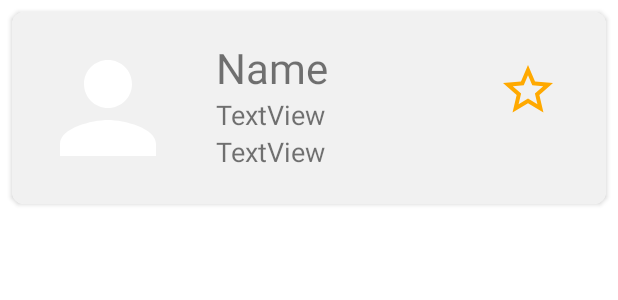
After one commit to chinmaydash007/IntershalaCourseApp, an Android app: the layout book_list_single_cardview.xml on its own in the app's theme, with its tools: preview values and no code run, on a phone screen of 412 x 824 dp. The commit adds this screen. Shown: the top 300 px of the screen. Run offline under Robolectric (Android 15) with nearby library versions, the phone set to English and light mode, and no system bars.

```diff
--- a/app/build.gradle
+++ b/app/build.gradle
@@ -23,6 +23,11 @@ android {
             proguardFiles getDefaultProguardFile('proguard-android-optimize.txt'), 'proguard-rules.pro'
         }
     }
+    compileOptions {
+        sourceCompatibility JavaVersion.VERSION_1_8
+        targetCompatibility JavaVersion.VERSION_1_8
+    }
+
 
 }
 
--- /dev/null
+++ b/app/src/main/java/com/example/intershalacourseapp/Model/BookRESTmodel.kt
@@ -0,0 +1,3 @@
+package com.example.intershalacourseapp.Model
+
+data class BookRESTmodel(var success: Boolean = false, var data: ArrayList<Books>)
--- a/app/src/main/java/com/example/intershalacourseapp/Services/FoodService.kt
+++ /dev/null
@@ -1 +0,0 @@
-package com.example.intershalacourseapp.Services
--- a/app/src/main/java/com/example/intershalacourseapp/Services/ServiceBuilder.kt
+++ b/app/src/main/java/com/example/intershalacourseapp/Services/ServiceBuilder.kt
@@ -8,7 +8,7 @@ import retrofit2.converter.gson.GsonConverterFactory
 object ServiceBuilder {
 
     // Before release, change this URL to your live server URL such as "https://smartherd.com/"
-    private const val URL = "http://13.235.250.119/v1/book/fetch_books"
+    private const val URL = "http://13.235.250.119/v1/book/"
 
     //Create Logger
     private val logger = HttpLoggingInterceptor().setLevel(HttpLoggingInterceptor.Level.BODY)
--- /dev/null
+++ b/app/src/main/res/layout/book_list_single_cardview.xml
@@ -0,0 +1,76 @@
+<?xml version="1.0" encoding="utf-8"?>
+<androidx.cardview.widget.CardView xmlns:android="http://schemas.android.com/apk/res/android"
+    xmlns:app="http://schemas.android.com/apk/res-auto"
+    xmlns:tools="http://schemas.android.com/tools"
+    android:layout_width="match_parent"
+    android:layout_height="wrap_content"
+    android:layout_marginHorizontal="8dp"
+    android:layout_marginVertical="8dp"
+    android:clickable="true"
+    android:elevation="8dp"
+    android:foreground="@drawable/ripple_for_cardview"
+    app:cardCornerRadius="8dp">
+
+    <androidx.constraintlayout.widget.ConstraintLayout
+        android:layout_width="match_parent"
+        android:layout_height="match_parent"
+        android:background="#F1F1F1">
+
+        <TextView
+            android:id="@+id/name"
+            android:layout_width="wrap_content"
+            android:layout_height="wrap_content"
+            android:layout_marginStart="24dp"
+            android:layout_marginTop="18dp"
+            android:text="Name"
+            android:textSize="28dp"
+            app:layout_constraintStart_toEndOf="@+id/profile_image"
+            app:layout_constraintTop_toTopOf="parent" />
+
+        <de.hdodenhof.circleimageview.CircleImageView
+            android:id="@+id/profile_image"
+            android:layout_width="96dp"
+            android:layout_height="96dp"
+            android:layout_marginStart="16dp"
+            android:layout_marginTop="16dp"
+            android:layout_marginBottom="16dp"
+            android:clickable="true"
+            android:foreground="@drawable/ripple_for_circle_image_view"
+            android:src="@drawable/ic_person"
+            app:layout_constraintBottom_toBottomOf="parent"
+            app:layout_constraintStart_toStartOf="parent"
+
+            app:layout_constraintTop_toTopOf="parent" />
+
+        <TextView
+            android:id="@+id/author"
+            android:layout_width="wrap_content"
+            android:layout_height="wrap_content"
+            android:layout_marginStart="24dp"
+            android:text="TextView"
+            android:textSize="18sp"
+            app:layout_constraintStart_toEndOf="@+id/profile_image"
+            app:layout_constraintTop_toBottomOf="@+id/name" />
+
+        <TextView
+            android:id="@+id/price"
+            android:layout_width="wrap_content"
+            android:layout_height="wrap_content"
+            android:layout_marginStart="24dp"
+            android:text="TextView"
+            android:textSize="18sp"
+            app:layout_constraintStart_toEndOf="@+id/profile_image"
+            app:layout_constraintTop_toBottomOf="@+id/author" />
+
+        <ImageView
+            android:id="@+id/rate_imageView"
+            android:layout_width="40dp"
+            android:layout_height="40dp"
+            android:layout_marginTop="32dp"
+            android:layout_marginEnd="32dp"
+            app:layout_constraintEnd_toEndOf="parent"
+            app:layout_constraintTop_toTopOf="parent"
+            app:srcCompat="@drawable/ic_star_empty" />
+
+    </androidx.constraintlayout.widget.ConstraintLayout>
+</androidx.cardview.widget.CardView>
```
Also changed, not shown: app/src/main/AndroidManifest.xml (+7 -2 lines), app/src/main/java/com/example/intershalacourseapp/Fragments/DashBoardFragment.kt (+32 -0 lines), app/src/main/java/com/example/intershalacourseapp/Model/Book.kt (added, +10 -0 lines), app/src/main/java/com/example/intershalacourseapp/Services/BookService.kt (added, +15 -0 lines), app/src/main/res/layout/dashboard_fragment.xml (+8 -0 lines), app/src/main/res/xml/network_config_file.xml (added, +12 -0 lines).
